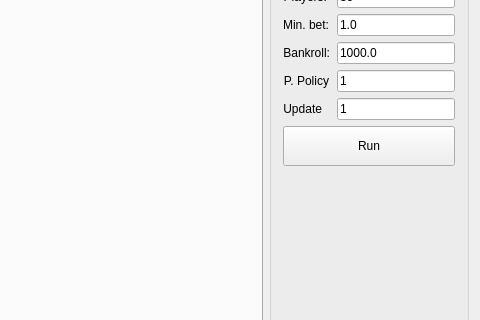
The window that ATSP/algorithms/betting/mainwindow.ui (AndreLadeira/dsc) describes before a commit, drawn with Qt 5; both pictures show x 120 to 600 and y 182 to 502 of the 600 by 600 pixel window.
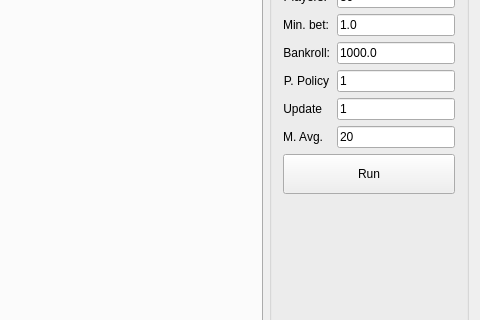
The same window after the commit. Custom widgets are drawn as their Qt base class.

Commit message: moving average graph of the winners

```diff
--- a/ATSP/algorithms/betting/mainwindow.ui
+++ b/ATSP/algorithms/betting/mainwindow.ui
@@ -319,7 +319,24 @@
          </property>
         </widget>
        </item>
-       <item row="10" column="0" colspan="2">
+       <item row="10" column="0">
+        <widget class="QLabel" name="label_11">
+         <property name="text">
+          <string>M. Avg.</string>
+         </property>
+         <property name="alignment">
+          <set>Qt::AlignRight|Qt::AlignTrailing|Qt::AlignVCenter</set>
+         </property>
+        </widget>
+       </item>
+       <item row="10" column="1">
+        <widget class="QLineEdit" name="lineEditMovAvg">
+         <property name="text">
+          <string>20</string>
+         </property>
+        </widget>
+       </item>
+       <item row="11" column="0" colspan="2">
         <widget class="QPushButton" name="pushButtonRun">
          <property name="sizePolicy">
           <sizepolicy hsizetype="Preferred" vsizetype="Preferred">
```
The commit also changes 2 other files.
